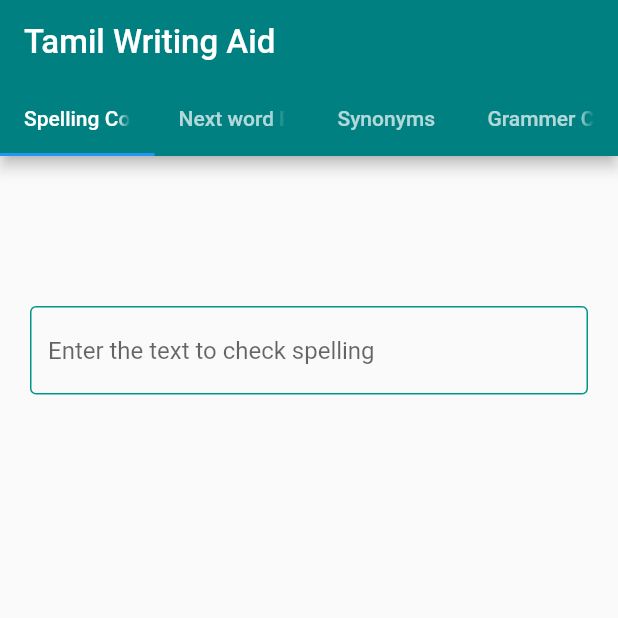
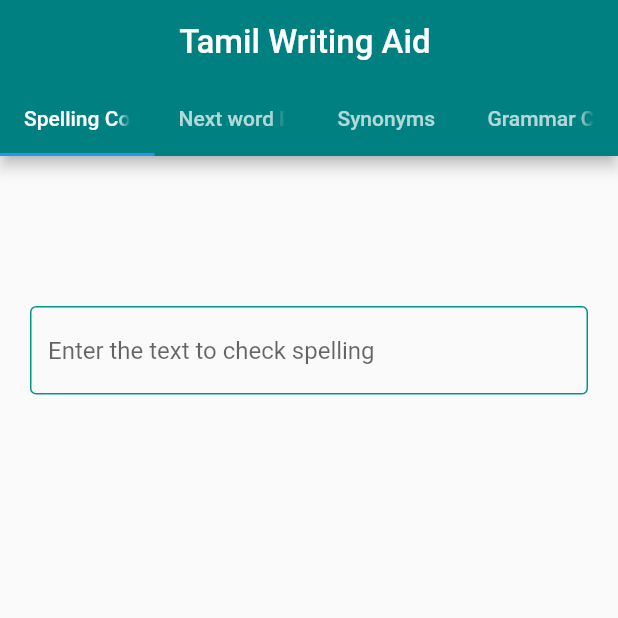
Before and after one commit to Hari25483/Writing-Assistant-Tamil, a Flutter app: the screen it shows after launch, on a phone screen of 412 x 824 dp, the top half of it. Run offline on Flutter 3.47's test engine with Material 2 defaults, Android fonts, the phone set to English and light mode, and no system bars; our stand-ins replace animated_text_kit; Roboto replaces fonts that are missing (Poppins).

Commit message:
Adjust title to Center

```diff
--- a/grammerly_tamil2/lib/main.dart
+++ b/grammerly_tamil2/lib/main.dart
@@ -27,12 +27,14 @@ class _MyAppState extends State<MyApp> {
         appBar: AppBar(
           backgroundColor: const Color(0xFF008080),
           automaticallyImplyLeading: false,
-          title: const Text(
-            'Tamil Writing Aid ',
-            style: TextStyle(
-              fontFamily: 'Poppins',
-              color: Colors.white,
-              fontSize: 22,
+          title: Center(
+            child: const Text(
+              'Tamil Writing Aid ',
+              style: TextStyle(
+                fontFamily: 'Poppins',
+                color: Colors.white,
+                fontSize: 22,
+              ),
             ),
           ),
           bottom: const TabBar(
@@ -47,7 +49,7 @@ class _MyAppState extends State<MyApp> {
                 text: 'Synonyms',
               ),
               Tab(
-                text: 'Grammer Correction',
+                text: 'Grammar Correction',
               ),
             ],
           ),
```
